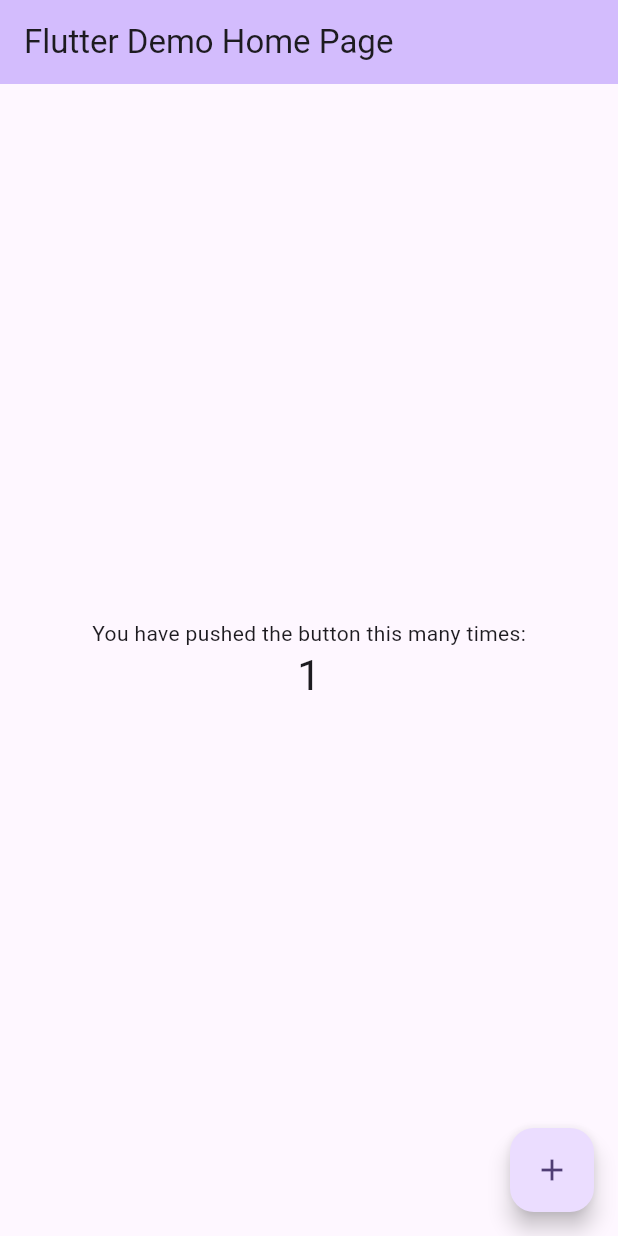
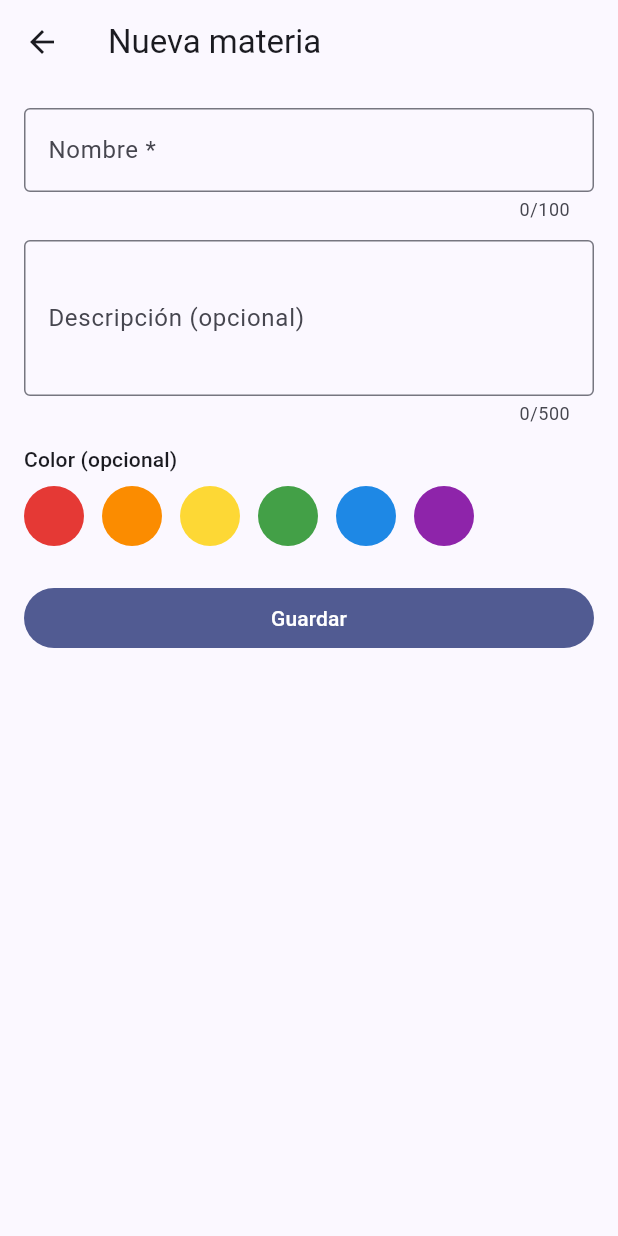
Before and after one commit to mstevensie97/studycards-frontend, a Flutter app: the screen it shows after launch, after a tap on the "add" icon, on a phone screen of 412 x 824 dp. Run offline on Flutter 3.47's test engine with Material 3 defaults, Android fonts, the phone set to English and light mode, and no system bars.

Commit message:
HU001: crear materia (frontend)

```diff
--- /dev/null
+++ b/lib/config/api_config.dart
@@ -0,0 +1,11 @@
+import 'package:flutter/foundation.dart' show kIsWeb;
+
+/// Dirección base del backend.
+/// - En Chrome (web) el backend local se alcanza con localhost.
+/// - En el emulador de Android, localhost es el propio emulador,
+///   y 10.0.2.2 es el computador donde corre Quarkus.
+/// Cuando despleguemos en Render, aquí se cambia por la URL pública.
+class ApiConfig {
+  static String get baseUrl =>
+      kIsWeb ? 'http://localhost:8080' : 'http://10.0.2.2:8080';
+}
--- a/lib/main.dart
+++ b/lib/main.dart
@@ -1,122 +1,24 @@
 import 'package:flutter/material.dart';
 
+import 'screens/home_screen.dart';
+
 void main() {
-  runApp(const MyApp());
+  runApp(const StudyCardsApp());
 }
 
-class MyApp extends StatelessWidget {
-  const MyApp({super.key});
+class StudyCardsApp extends StatelessWidget {
+  const StudyCardsApp({super.key});
 
-  // This widget is the root of your application.
   @override
   Widget build(BuildContext context) {
     return MaterialApp(
-      title: 'Flutter Demo',
+      title: 'StudyCards',
+      debugShowCheckedModeBanner: false,
       theme: ThemeData(
-        // This is the theme of your application.
-        //
-        // TRY THIS: Try running your application with "flutter run". You'll see
-        // the application has a purple toolbar. Then, without quitting the app,
-        // try changing the seedColor in the colorScheme below to Colors.green
-        // and then invoke "hot reload" (save your changes or press the "hot
-        // reload" button in a Flutter-supported IDE, or press "r" if you used
-        // the command line to start the app).
-        //
-        // Notice that the counter didn't reset back to zero; the application
-        // state is not lost during the reload. To reset the state, use hot
-        // restart instead.
-        //
-        // This works for code too, not just values: Most code changes can be
-        // tested with just a hot reload.
-        colorScheme: .fromSeed(seedColor: Colors.deepPurple),
+        colorScheme: ColorScheme.fromSeed(seedColor: Colors.indigo),
+        useMaterial3: true,
       ),
-      home: const MyHomePage(title: 'Flutter Demo Home Page'),
+      home: const HomeScreen(),
     );
   }
 }
-
-class MyHomePage extends StatefulWidget {
-  const MyHomePage({super.key, required this.title});
-
-  // This widget is the home page of your application. It is stateful, meaning
-  // that it has a State object (defined below) that contains fields that affect
-  // how it looks.
-
-  // This class is the configuration for the state. It holds the values (in this
-  // case the title) provided by the parent (in this case the App widget) and
-  // used by the build method of the State. Fields in a Widget subclass are
-  // always marked "final".
-
-  final String title;
-
-  @override
-  State<MyHomePage> createState() => _MyHomePageState();
-}
-
-class _MyHomePageState extends State<MyHomePage> {
-  int _counter = 0;
-
-  void _incrementCounter() {
-    setState(() {
-      // This call to setState tells the Flutter framework that something has
-      // changed in this State, which causes it to rerun the build method below
-      // so that the display can reflect the updated values. If we changed
-      // _counter without calling setState(), then the build method would not be
-      // called again, and so nothing would appear to happen.
-      _counter++;
-    });
-  }
-
-  @override
-  Widget build(BuildContext context) {
-    // This method is rerun every time setState is called, for instance as done
-    // by the _incrementCounter method above.
-    //
-    // The Flutter framework has been optimized to make rerunning build methods
-    // fast, so that you can just rebuild anything that needs updating rather
-    // than having to individually change instances of widgets.
-    return Scaffold(
-      appBar: AppBar(
-        // TRY THIS: Try changing the color here to a specific color (to
-        // Colors.amber, perhaps?) and trigger a hot reload to see the AppBar
-        // change color while the other colors stay the same.
-        backgroundColor: Theme.of(context).colorScheme.inversePrimary,
-        // Here we take the value from the MyHomePage object that was created by
-        // the App.build method, and use it to set our appbar title.
-        title: Text(widget.title),
-      ),
-      body: Center(
-        // Center is a layout widget. It takes a single child and positions it
-        // in the middle of the parent.
-        child: Column(
-          // Column is also a layout widget. It takes a list of children and
-          // arranges them vertically. By default, it sizes itself to fit its
-          // children horizontally, and tries to be as tall as its parent.
-          //
-          // Column has various properties to control how it sizes itself and
-          // how it positions its children. Here we use mainAxisAlignment to
-          // center the children vertically; the main axis here is the vertical
-          // axis because Columns are vertical (the cross axis would be
-          // horizontal).
-          //
-          // TRY THIS: Invoke "debug painting" (choose the "Toggle Debug Paint"
-          // action in the IDE, or press "p" in the console), to see the
-          // wireframe for each widget.
-          mainAxisAlignment: .center,
-          children: [
-            const Text('You have pushed the button this many times:'),
-            Text(
-              '$_counter',
-              style: Theme.of(context).textTheme.headlineMedium,
-            ),
-          ],
-        ),
-      ),
-      floatingActionButton: FloatingActionButton(
-        onPressed: _incrementCounter,
-        tooltip: 'Increment',
-        child: const Icon(Icons.add),
-      ),
-    );
-  }
-}
--- /dev/null
+++ b/lib/screens/crear_materia_screen.dart
@@ -0,0 +1,133 @@
+import 'package:flutter/material.dart';
+
+import '../services/materia_service.dart';
+
+/// HU001: formulario para crear una materia.
+class CrearMateriaScreen extends StatefulWidget {
+  const CrearMateriaScreen({super.key});
+
+  @override
+  State<CrearMateriaScreen> createState() => _CrearMateriaScreenState();
+}
+
+class _CrearMateriaScreenState extends State<CrearMateriaScreen> {
+  static const _colores = <String, Color>{
+    '#E53935': Color(0xFFE53935),
+    '#FB8C00': Color(0xFFFB8C00),
+    '#FDD835': Color(0xFFFDD835),
+    '#43A047': Color(0xFF43A047),
+    '#1E88E5': Color(0xFF1E88E5),
+    '#8E24AA': Color(0xFF8E24AA),
+  };
+
+  final _formKey = GlobalKey<FormState>();
+  final _nombreCtrl = TextEditingController();
+  final _descripcionCtrl = TextEditingController();
+  final _service = MateriaService();
+
+  String? _colorSeleccionado;
+  bool _guardando = false;
+
+  @override
+  void dispose() {
+    _nombreCtrl.dispose();
+    _descripcionCtrl.dispose();
+    super.dispose();
+  }
+
+  Future<void> _guardar() async {
+    if (!_formKey.currentState!.validate()) return;
+
+    setState(() => _guardando = true);
+    try {
+      final descripcion = _descripcionCtrl.text.trim();
+      await _service.crearMateria(
+        nombre: _nombreCtrl.text.trim(),
+        descripcion: descripcion.isEmpty ? null : descripcion,
+        color: _colorSeleccionado,
+      );
+      if (mounted) Navigator.pop(context, true);
+    } on ApiException catch (e) {
+      if (mounted) {
+        ScaffoldMessenger.of(context)
+            .showSnackBar(SnackBar(content: Text(e.mensaje)));
+      }
+    } finally {
+      if (mounted) setState(() => _guardando = false);
+    }
+  }
+
+  @override
+  Widget build(BuildContext context) {
+    return Scaffold(
+      appBar: AppBar(title: const Text('Nueva materia')),
+      body: SingleChildScrollView(
+        padding: const EdgeInsets.all(16),
+        child: Form(
+          key: _formKey,
+          child: Column(
+            crossAxisAlignment: CrossAxisAlignment.start,
+            children: [
+              TextFormField(
+                controller: _nombreCtrl,
+                maxLength: 100,
+                decoration: const InputDecoration(
+                  labelText: 'Nombre *',
+                  border: OutlineInputBorder(),
+                ),
+                validator: (v) => (v == null || v.trim().isEmpty)
+                    ? 'El nombre de la materia es obligatorio'
+                    : null,
+              ),
+              const SizedBox(height: 12),
+              TextFormField(
+                controller: _descripcionCtrl,
+                maxLength: 500,
+                maxLines: 3,
+                decoration: const InputDecoration(
+                  labelText: 'Descripción (opcional)',
+                  border: OutlineInputBorder(),
+                ),
+              ),
+              const SizedBox(height: 12),
+              Text('Color (opcional)',
+                  style: Theme.of(context).textTheme.titleSmall),
+              const SizedBox(height: 8),
+              Wrap(
+                spacing: 12,
+                children: _colores.entries.map((e) {
+                  final seleccionado = _colorSeleccionado == e.key;
+                  return GestureDetector(
+                    onTap: () => setState(() =>
+                    _colorSeleccionado = seleccionado ? null : e.key),
+                    child: CircleAvatar(
+                      backgroundColor: e.value,
+                      radius: 20,
+                      child: seleccionado
+                          ? const Icon(Icons.check, color: Colors.white)
+                          : null,
+                    ),
+                  );
+                }).toList(),
+              ),
+              const SizedBox(height: 24),
+              SizedBox(
+                width: double.infinity,
+                child: FilledButton(
+                  onPressed: _guardando ? null : _guardar,
+                  child: _guardando
+                      ? const SizedBox(
+                    height: 20,
+                    width: 20,
+                    child: CircularProgressIndicator(strokeWidth: 2),
+                  )
+                      : const Text('Guardar'),
+                ),
+              ),
+            ],
+          ),
+        ),
+      ),
+    );
+  }
+}
--- /dev/null
+++ b/lib/screens/home_screen.dart
@@ -0,0 +1,42 @@
+import 'package:flutter/material.dart';
+
+import 'crear_materia_screen.dart';
+
+/// Pantalla de inicio provisional.
+/// En la HU006 se reemplaza por el listado real de materias.
+class HomeScreen extends StatelessWidget {
+  const HomeScreen({super.key});
+
+  Future<void> _abrirFormulario(BuildContext context) async {
+    final creada = await Navigator.push<bool>(
+      context,
+      MaterialPageRoute(builder: (_) => const CrearMateriaScreen()),
+    );
+    if (creada == true && context.mounted) {
+      ScaffoldMessenger.of(context).showSnackBar(
+        const SnackBar(content: Text('Materia creada correctamente')),
+      );
+    }
+  }
+
+  @override
+  Widget build(BuildContext context) {
+    return Scaffold(
+      appBar: AppBar(title: const Text('StudyCards')),
+      body: const Center(
+        child: Padding(
+          padding: EdgeInsets.all(24),
+          child: Text(
+            'Aquí aparecerá el listado de materias.\nUsa el botón + para crear una.',
+            textAlign: TextAlign.center,
+          ),
+        ),
+      ),
+      floatingActionButton: FloatingActionButton(
+        onPressed: () => _abrirFormulario(context),
+        tooltip: 'Crear materia',
+        child: const Icon(Icons.add),
+      ),
+    );
+  }
+}
--- /dev/null
+++ b/lib/services/materia_service.dart
@@ -0,0 +1,52 @@
+import 'dart:convert';
+
+import 'package:http/http.dart' as http;
+
+import '../config/api_config.dart';
+
+/// Error con un mensaje listo para mostrar al usuario.
+class ApiException implements Exception {
+  final String mensaje;
+  ApiException(this.mensaje);
+
+  @override
+  String toString() => mensaje;
+}
+
+class MateriaService {
+  /// HU001: crea una materia. POST /materias
+  /// [color] es opcional y va como hexadecimal, por ejemplo "#E53935".
+  Future<void> crearMateria({
+    required String nombre,
+    String? descripcion,
+    String? color,
+  }) async {
+    final uri = Uri.parse('${ApiConfig.baseUrl}/materias');
+
+    final http.Response respuesta;
+    try {
+      respuesta = await http
+          .post(
+        uri,
+        headers: {'Content-Type': 'application/json'},
+        body: jsonEncode({
+          'nombre': nombre,
+          'descripcion': descripcion,
+          'color': color,
+        }),
+      )
+          .timeout(const Duration(seconds: 10));
+    } catch (_) {
+      throw ApiException(
+          'No se pudo conectar con el servidor. Verifica que el backend esté encendido.');
+    }
+
+    if (respuesta.statusCode == 201) return;
+
+    if (respuesta.statusCode == 400) {
+      throw ApiException(
+          'Los datos no son válidos. Revisa el nombre (obligatorio) y la longitud de los campos.');
+    }
+    throw ApiException('Error inesperado (${respuesta.statusCode}).');
+  }
+}
--- a/pubspec.yaml
+++ b/pubspec.yaml
@@ -34,6 +34,7 @@ dependencies:
   # The following adds the Cupertino Icons font to your application.
   # Use with the CupertinoIcons class for iOS style icons.
   cupertino_icons: ^1.0.8
+  http: ^1.6.0
 
 dev_dependencies:
   flutter_test:
```
Also changed, not shown: pubspec.lock, 1 other file.
